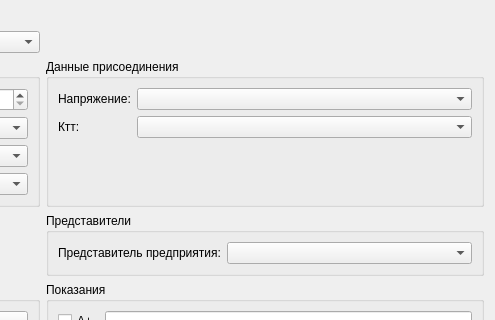
The window that ui/createactwidget.ui (nikola240698/MeteringActs) describes before a commit, drawn with Qt 5; both pictures show x 409 to 904 and y 0 to 320 of the 904 by 814 pixel window.
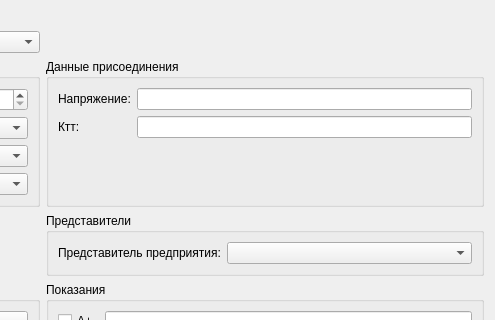
The same window after the commit.

What changed in the file:
```diff
--- a/ui/createactwidget.ui
+++ b/ui/createactwidget.ui
@@ -189,10 +189,10 @@
            </widget>
           </item>
           <item row="0" column="1">
-           <widget class="QComboBox" name="voltageComboBox"/>
+           <widget class="QLineEdit" name="voltageLineEdit"/>
           </item>
           <item row="1" column="1">
-           <widget class="QComboBox" name="coefficcientComboBox"/>
+           <widget class="QLineEdit" name="ctRatioLineEdit"/>
           </item>
          </layout>
         </item>
```
